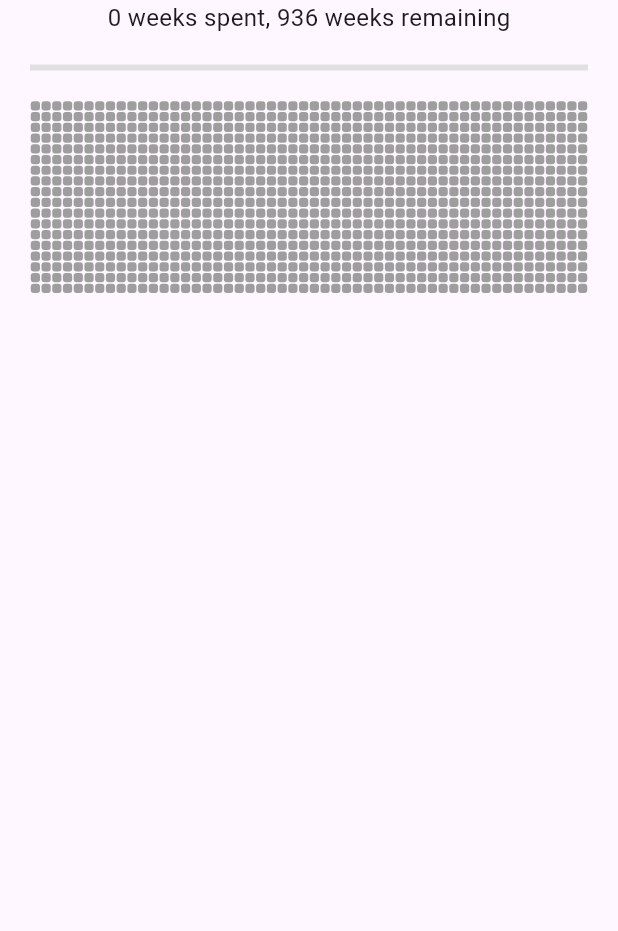
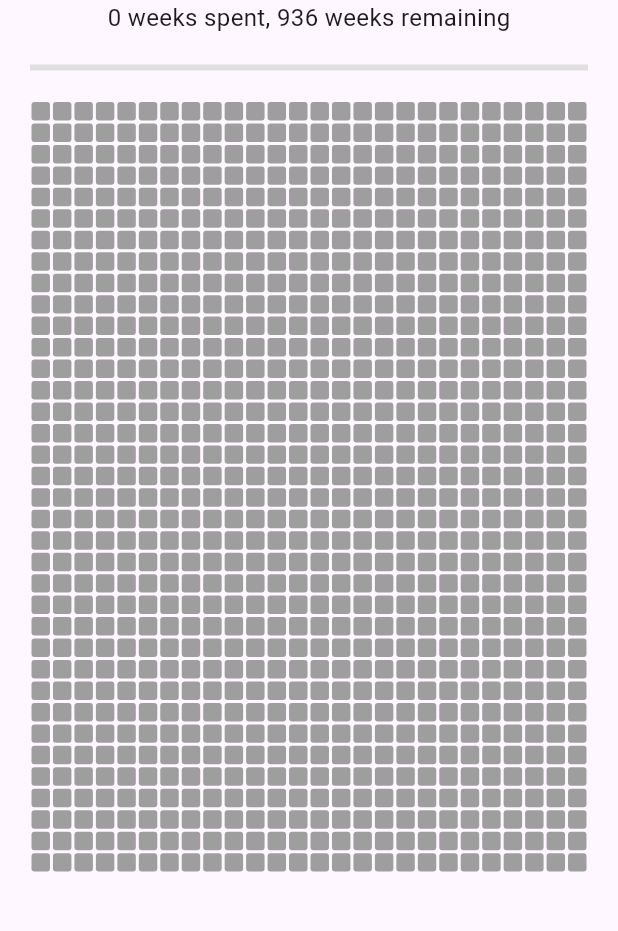
Before and after one commit to yacineboudebouz/life-progress, a Flutter app: the LifeProgress screen opened directly, on a phone screen of 412 x 824 dp, the part 135-1066 px from its top. Run offline on Flutter 3.47's test engine with Material 3 defaults, Android fonts, the light colour scheme and no system bars; our stand-ins replace flutter_riverpod, go_router, riverpod_annotation, shared_preferences; missing offline and left inert: page_flip_builder; accounts and stored records are empty.

Commit message:
finished, update will come later

```diff
--- a/lib/main.dart
+++ b/lib/main.dart
@@ -1,10 +1,10 @@
 import 'package:flutter/material.dart';
 import 'package:flutter_riverpod/flutter_riverpod.dart';
-import 'package:google_fonts/google_fonts.dart';
+
 import 'package:life_progress/routes/go_router.dart';
 
 void main() {
-  runApp(ProviderScope(child: const MyApp()));
+  runApp(const ProviderScope(child: MyApp()));
 }
 
 class MyApp extends ConsumerWidget {
--- a/lib/ui/home/home_page.dart
+++ b/lib/ui/home/home_page.dart
@@ -1,10 +1,7 @@
 import 'package:flutter/material.dart';
 import 'package:flutter_riverpod/flutter_riverpod.dart';
-import 'package:life_progress/controllers/flow_controller.dart';
 import 'package:life_progress/ui/home/life_progress.dart';
 import 'package:life_progress/ui/home/year_progress.dart';
-import 'package:life_progress/ui/widgets/app_scaffold.dart';
-import 'package:life_progress/ui/widgets/week_year.dart';
 import 'package:page_flip_builder/page_flip_builder.dart';
 
 class HomePage extends ConsumerStatefulWidget {
@@ -22,7 +19,7 @@ class _HomePageState extends ConsumerState<HomePage> {
         return const LifeProgress();
       },
       backBuilder: (context) {
-        return YearProgress();
+        return const YearProgress();
       },
     );
   }
--- a/lib/ui/home/life_progress.dart
+++ b/lib/ui/home/life_progress.dart
@@ -66,12 +66,12 @@ class _LifeProgressState extends ConsumerState<LifeProgress> {
                 child: GridView.builder(
               physics: const BouncingScrollPhysics(),
               gridDelegate: const SliverGridDelegateWithFixedCrossAxisCount(
-                  crossAxisCount: 52),
+                  crossAxisCount: 26),
               itemBuilder: (_, index) {
                 final color =
                     _getColor(index, state.weeksInLife, state.weeksLived);
                 return Padding(
-                  padding: const EdgeInsets.all(0.5),
+                  padding: const EdgeInsets.all(1.0),
                   child: WeekYear(
                     color: color,
                   ),
--- a/lib/ui/welcome/select_birthday.dart
+++ b/lib/ui/welcome/select_birthday.dart
@@ -51,8 +51,7 @@ class _SelectBirthDayState extends ConsumerState<SelectBirthDay> {
             textAlign: TextAlign.center,
           ),
           const SizedBox(height: 20),
-          Expanded(
-            child: Padding(
+          Padding(
             padding: const EdgeInsets.symmetric(horizontal: 20),
             child: ListTile(
               onTap: _SelectDate,
@@ -64,7 +63,7 @@ class _SelectBirthDayState extends ConsumerState<SelectBirthDay> {
               subtitle: Text(state.birthDay.format()),
             ),
           ),
-          ),
+          const Spacer(),
           AppButton(
             text: "Next",
             canClick: _canContinue,
```
Also changed, not shown: 6 other files. Lines whose indentation alone changed are shown as unchanged.
